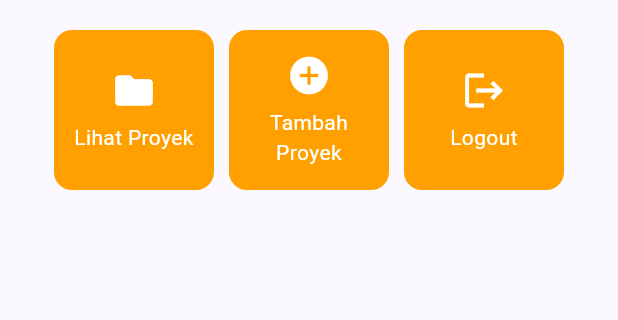
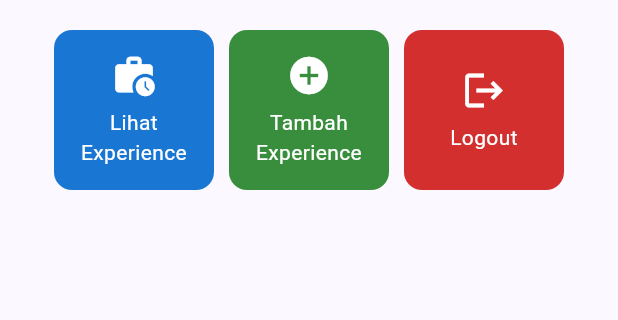
Before and after one commit to marlioboro/myportofolio_mobile, a Flutter app: the screen it shows after launch, on a phone screen of 412 x 824 dp, the part 327-647 px from its top. Run offline on Flutter 3.47's test engine with Material 3 defaults, Android fonts, the phone set to English and light mode, and no system bars.

Commit message:
feat: tailor action cards to experience with distinct colors
Add a color field to ItemHomepage so each ItemCard reads its own background, and point the menu at the Experience section from the web portfolio.

```diff
--- a/lib/menu.dart
+++ b/lib/menu.dart
@@ -7,10 +7,12 @@ class MyHomePage extends StatelessWidget {
   final String nama = "Burhan";
   final String kelas = "PBP A";
 
+  // Menu aksi mengikuti bagian Experience yang dikerjakan di Tugas 3-6.
+  // Setiap tombol punya warna latar sendiri supaya mudah dibedakan.
   final List<ItemHomepage> items = [
-    ItemHomepage("Lihat Proyek", Icons.folder),
-    ItemHomepage("Tambah Proyek", Icons.add_circle),
-    ItemHomepage("Logout", Icons.logout),
+    ItemHomepage("Lihat Experience", Icons.work_history, Colors.blue.shade700),
+    ItemHomepage("Tambah Experience", Icons.add_circle, Colors.green.shade700),
+    ItemHomepage("Logout", Icons.logout, Colors.red.shade700),
   ];
 
   @override
@@ -116,11 +118,15 @@ class InfoCard extends StatelessWidget {
   }
 }
 
+/// Model data untuk satu tombol aksi di halaman utama.
 class ItemHomepage {
   final String name;
   final IconData icon;
 
-  ItemHomepage(this.name, this.icon);
+  /// Warna latar kartu, disimpan di model agar ItemCard tidak perlu if-else.
+  final Color color;
+
+  ItemHomepage(this.name, this.icon, this.color);
 }
 
 class ItemCard extends StatelessWidget {
@@ -131,8 +137,8 @@ class ItemCard extends StatelessWidget {
   @override
   Widget build(BuildContext context) {
     return Material(
-      // Menggunakan warna sekunder dari skema tema aplikasi.
-      color: Theme.of(context).colorScheme.secondary,
+      // Warna latar diambil dari model, jadi tiap tombol bisa berbeda.
+      color: item.color,
       borderRadius: BorderRadius.circular(12),
       child: InkWell(
         // Aksi ketika kartu ditekan oleh pengguna.
```
